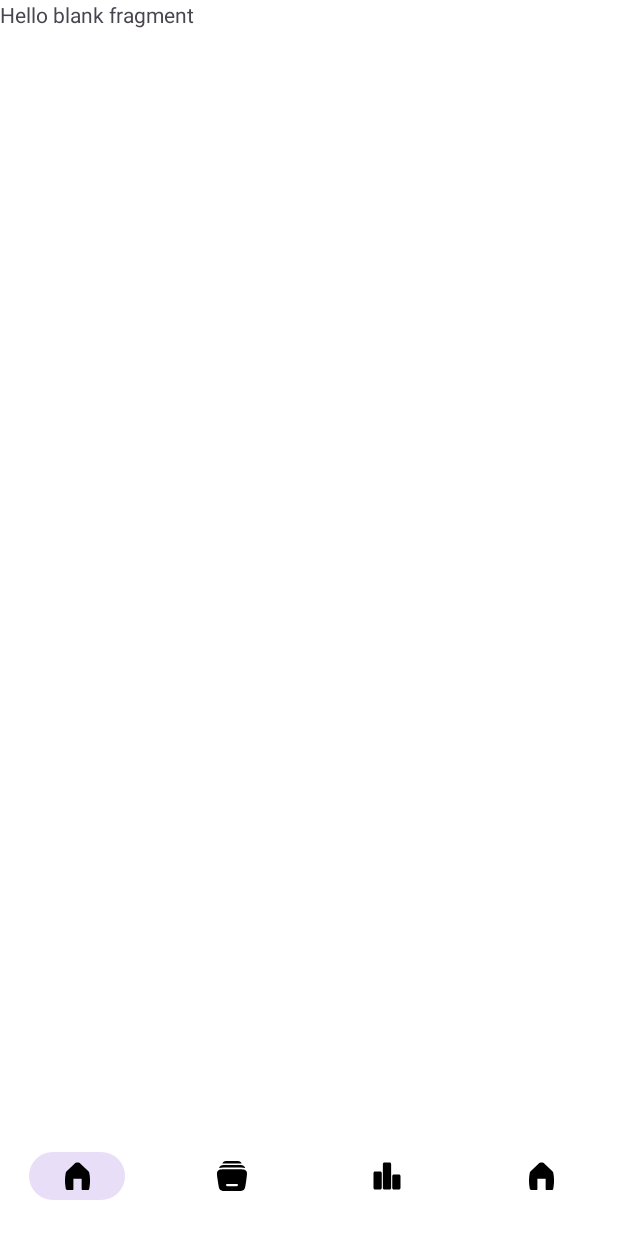
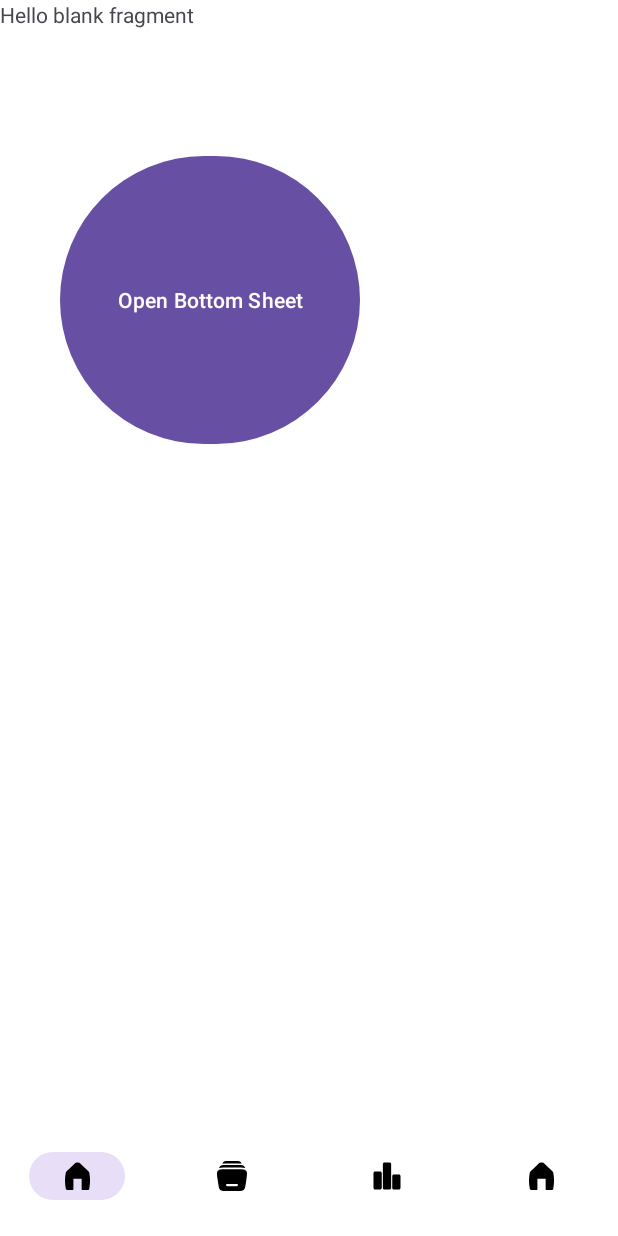
Before and after one commit to DenDhim4s/boobooksAPP, an Android app: the HomeFragment screen opened directly, with no data from a screen before it, on a phone screen of 412 x 824 dp. Run offline under Robolectric (Android 15) with nearby library versions, the phone set to English and light mode, and no system bars; 1 statement that could not run was skipped.

Commit message:
DenDhimas-Update fargment_home.xml

```diff
--- a/app/src/main/res/layout/fragment_home.xml
+++ b/app/src/main/res/layout/fragment_home.xml
@@ -13,7 +13,14 @@
         android:layout_height="match_parent"
         android:text="@string/hello_blank_fragment" />
 
-
+    <Button
+        android:id="@+id/btnBottomSheet"
+        android:layout_width="200dp"
+        android:layout_height="200dp"
+        android:text="Open Bottom Sheet"
+        android:textAllCaps="false"
+        android:layout_marginTop="100dp"
+        android:layout_marginLeft="40dp" />
 
 
 </FrameLayout>
```
